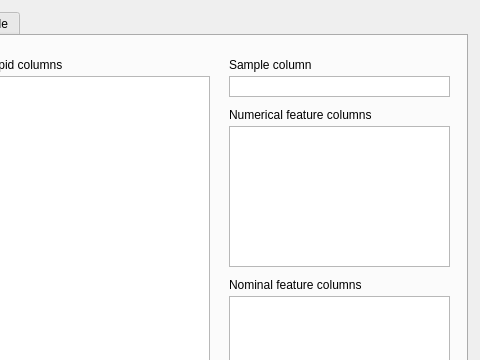
This is ui/importtable.ui in lifs-tools/lipidspace as Qt 5 draws it before an edit; both pictures show x 293 to 773 and y 0 to 360 of the 773 by 689 pixel window. The edited form follows.
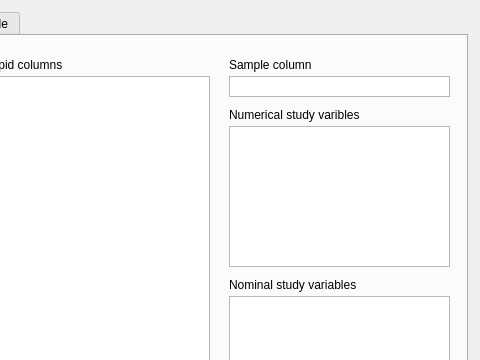
This is the edited form. The open tabs and pages were chosen to show the change. Custom widgets are drawn as their Qt base class.

Commit message: changed labels in GUI from 'feature' to more appropriate term 'study variable'

What changed in the file:
```diff
--- a/ui/importtable.ui
+++ b/ui/importtable.ui
@@ -139,7 +139,7 @@
       </rect>
      </property>
      <property name="text">
-      <string>Numerical feature columns</string>
+      <string>Numerical study varibles</string>
      </property>
     </widget>
     <widget class="SingleListWidget" name="sampleListWidgetCol">
@@ -257,7 +257,7 @@
       </rect>
      </property>
      <property name="text">
-      <string>Nominal feature columns</string>
+      <string>Nominal study variables</string>
      </property>
     </widget>
     <widget class="QListWidget" name="nominalFeatureListWidgetCol">
```
Left out of the diff: 4 changed lines with no effect on the pictures. The commit also changes 1 other file.
